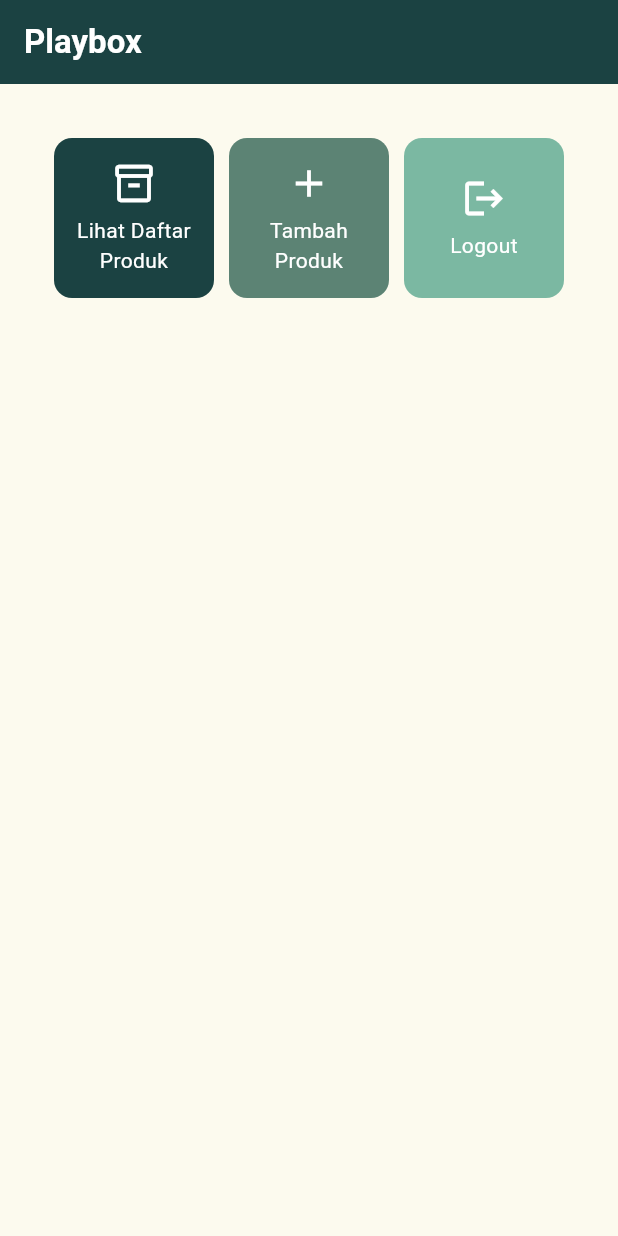
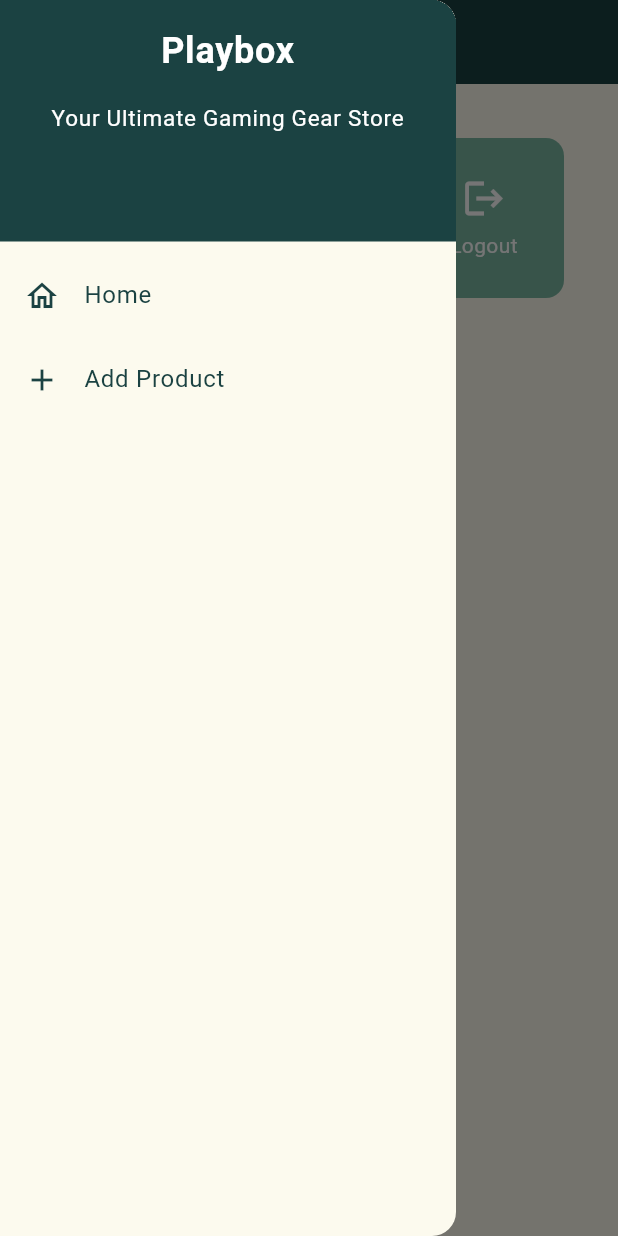
Before and after one commit to fazirta/playbox-mobile, a Flutter app: the screen it shows after launch, with the side drawer open (before the commit the screen has no drawer), on a phone screen of 412 x 824 dp. Run offline on Flutter 3.47's test engine with Material 3 defaults, Android fonts, the phone set to English and light mode, and no system bars.

Commit message:
feat: add product form with validation and drawer
- Create a product form with name, amount, description, price, and image fields.
- Implement input validation and handle edge cases.
- Add a "Save" button with a data pop-up after submission.
- Implement a drawer for "Home" and "Add Product" navigation.

```diff
--- a/lib/main.dart
+++ b/lib/main.dart
@@ -1,5 +1,5 @@
 import 'package:flutter/material.dart';
-import 'package:playbox/menu.dart';
+import 'package:playbox/screens/menu.dart';
 
 void main() {
   runApp(const MyApp());
--- a/lib/menu.dart
+++ /dev/null
@@ -1,134 +0,0 @@
-import 'package:flutter/material.dart';
-
-class MyHomePage extends StatelessWidget {
-  const MyHomePage({super.key});
-
-  @override
-  Widget build(BuildContext context) {
-    final List<ItemHomepage> items = [
-      ItemHomepage("Lihat Daftar Produk", Icons.inventory_2_outlined,
-          Theme.of(context).colorScheme.primary),
-      ItemHomepage(
-          "Tambah Produk", Icons.add, Theme.of(context).colorScheme.secondary),
-      ItemHomepage(
-          "Logout", Icons.logout, Theme.of(context).colorScheme.tertiary),
-    ];
-
-    return Scaffold(
-      appBar: AppBar(
-        title: const Text(
-          'Playbox',
-          style: TextStyle(
-            color: Colors.white,
-            fontWeight: FontWeight.bold,
-          ),
-        ),
-        backgroundColor: Theme.of(context).colorScheme.primary,
-      ),
-      body: Padding(
-        padding: const EdgeInsets.all(16.0),
-        child: Column(
-          crossAxisAlignment: CrossAxisAlignment.center,
-          children: [
-            Center(
-              child: Column(
-                children: [
-                  GridView.count(
-                    primary: true,
-                    padding: const EdgeInsets.all(20),
-                    crossAxisSpacing: 10,
-                    mainAxisSpacing: 10,
-                    crossAxisCount: 3,
-                    shrinkWrap: true,
-                    children: items.map((ItemHomepage item) {
-                      return ItemCard(item);
-                    }).toList(),
-                  ),
-                ],
-              ),
-            ),
-          ],
-        ),
-      ),
-    );
-  }
-}
-
-class InfoCard extends StatelessWidget {
-  final String title;
-  final String content;
-
-  const InfoCard({super.key, required this.title, required this.content});
-
-  @override
-  Widget build(BuildContext context) {
-    return Card(
-      elevation: 2.0,
-      child: Container(
-        width: MediaQuery.of(context).size.width / 3.5,
-        padding: const EdgeInsets.all(16.0),
-        child: Column(
-          children: [
-            Text(
-              title,
-              style: const TextStyle(fontWeight: FontWeight.bold),
-            ),
-            const SizedBox(height: 8.0),
-            Text(content),
-          ],
-        ),
-      ),
-    );
-  }
-}
-
-class ItemCard extends StatelessWidget {
-  final ItemHomepage item;
-
-  const ItemCard(this.item, {super.key});
-
-  @override
-  Widget build(BuildContext context) {
-    return Material(
-      color: item.color,
-      borderRadius: BorderRadius.circular(12),
-      child: InkWell(
-        onTap: () {
-          ScaffoldMessenger.of(context)
-            ..hideCurrentSnackBar()
-            ..showSnackBar(SnackBar(
-                content: Text("Kamu telah menekan tombol ${item.name}!")));
-        },
-        child: Container(
-          padding: const EdgeInsets.all(8),
-          child: Center(
-            child: Column(
-              mainAxisAlignment: MainAxisAlignment.center,
-              children: [
-                Icon(
-                  item.icon,
-                  color: Colors.white,
-                  size: 30.0,
-                ),
-                const Padding(padding: EdgeInsets.all(3)),
-                Text(
-                  item.name,
-                  textAlign: TextAlign.center,
-                  style: const TextStyle(color: Colors.white),
-                ),
-              ],
-            ),
-          ),
-        ),
-      ),
-    );
-  }
-}
-
-class ItemHomepage {
-  final String name;
-  final IconData icon;
-  final Color color;
-
-  ItemHomepage(this.name, this.icon, this.color);
-}
--- /dev/null
+++ b/lib/screens/menu.dart
@@ -0,0 +1,60 @@
+import 'package:flutter/material.dart';
+import 'package:playbox/widgets/left_drawer.dart';
+import 'package:playbox/widgets/product_card.dart';
+
+class MyHomePage extends StatelessWidget {
+  const MyHomePage({super.key});
+
+  @override
+  Widget build(BuildContext context) {
+    final List<ItemHomepage> items = [
+      ItemHomepage("View Product List", Icons.inventory_2_outlined,
+          Theme.of(context).colorScheme.primary),
+      ItemHomepage(
+          "Add Product", Icons.add, Theme.of(context).colorScheme.secondary),
+      ItemHomepage(
+          "Logout", Icons.logout, Theme.of(context).colorScheme.tertiary),
+    ];
+
+    return Scaffold(
+      appBar: AppBar(
+        title: const Text(
+          'Playbox',
+          style: TextStyle(
+            color: Colors.white,
+            fontWeight: FontWeight.bold,
+          ),
+        ),
+        backgroundColor: Theme.of(context).colorScheme.primary,
+        foregroundColor: Colors.white,
+        iconTheme: const IconThemeData(color: Colors.white),
+      ),
+      drawer: const LeftDrawer(),
+      body: Padding(
+        padding: const EdgeInsets.all(16.0),
+        child: Column(
+          crossAxisAlignment: CrossAxisAlignment.center,
+          children: [
+            Center(
+              child: Column(
+                children: [
+                  GridView.count(
+                    primary: true,
+                    padding: const EdgeInsets.all(20),
+                    crossAxisSpacing: 10,
+                    mainAxisSpacing: 10,
+                    crossAxisCount: 3,
+                    shrinkWrap: true,
+                    children: items.map((ItemHomepage item) {
+                      return ItemCard(item);
+                    }).toList(),
+                  ),
+                ],
+              ),
+            ),
+          ],
+        ),
+      ),
+    );
+  }
+}
--- /dev/null
+++ b/lib/widgets/left_drawer.dart
@@ -0,0 +1,67 @@
+import 'package:flutter/material.dart';
+import 'package:playbox/screens/menu.dart';
+import 'package:playbox/screens/product_form.dart';
+
+class LeftDrawer extends StatelessWidget {
+  const LeftDrawer({super.key});
+
+  @override
+  Widget build(BuildContext context) {
+    return Drawer(
+      child: ListView(
+        children: [
+          DrawerHeader(
+            decoration: BoxDecoration(
+              color: Theme.of(context).colorScheme.primary,
+            ),
+            child: const Column(
+              children: [
+                Text(
+                  'Playbox',
+                  textAlign: TextAlign.center,
+                  style: TextStyle(
+                    fontSize: 24,
+                    fontWeight: FontWeight.bold,
+                    color: Colors.white,
+                  ),
+                ),
+                Padding(padding: EdgeInsets.all(8)),
+                Text(
+                  "Your Ultimate Gaming Gear Store",
+                  textAlign: TextAlign.center,
+                  style: TextStyle(
+                    fontSize: 15,
+                    color: Colors.white,
+                    fontWeight: FontWeight.normal,
+                  ),
+                ),
+              ],
+            ),
+          ),
+          ListTile(
+            leading: const Icon(Icons.home_outlined),
+            title: const Text('Home'),
+            onTap: () {
+              Navigator.pushReplacement(
+                  context,
+                  MaterialPageRoute(
+                    builder: (context) => const MyHomePage(),
+                  ));
+            },
+          ),
+          ListTile(
+            leading: const Icon(Icons.add),
+            title: const Text('Add Product'),
+            onTap: () {
+              Navigator.pushReplacement(
+                  context,
+                  MaterialPageRoute(
+                    builder: (context) => const ProductFormPage(),
+                  ));
+            },
+          ),
+        ],
+      ),
+    );
+  }
+}
--- /dev/null
+++ b/lib/widgets/product_card.dart
@@ -0,0 +1,62 @@
+import 'package:flutter/material.dart';
+import 'package:playbox/screens/product_form.dart';
+
+class ItemCard extends StatelessWidget {
+  final ItemHomepage item;
+
+  const ItemCard(this.item, {super.key});
+
+  @override
+  Widget build(BuildContext context) {
+    return Material(
+      color: item.color,
+      borderRadius: BorderRadius.circular(12),
+      child: InkWell(
+        onTap: () {
+          if (item.name == "Add Product") {
+            Navigator.push(
+              context,
+              MaterialPageRoute(
+                builder: (context) => const ProductFormPage(),
+              ),
+            );
+          } else {
+            ScaffoldMessenger.of(context)
+              ..hideCurrentSnackBar()
+              ..showSnackBar(SnackBar(
+                  content: Text("You have pressed the ${item.name} button!")));
+          }
+        },
+        child: Container(
+          padding: const EdgeInsets.all(8),
+          child: Center(
+            child: Column(
+              mainAxisAlignment: MainAxisAlignment.center,
+              children: [
+                Icon(
+                  item.icon,
+                  color: Colors.white,
+                  size: 30.0,
+                ),
+                const Padding(padding: EdgeInsets.all(3)),
+                Text(
+                  item.name,
+                  textAlign: TextAlign.center,
+                  style: const TextStyle(color: Colors.white),
+                ),
+              ],
+            ),
+          ),
+        ),
+      ),
+    );
+  }
+}
+
+class ItemHomepage {
+  final String name;
+  final IconData icon;
+  final Color color;
+
+  ItemHomepage(this.name, this.icon, this.color);
+}
```
Also changed, not shown: lib/screens/product_form.dart (added, +238 -0 lines).
